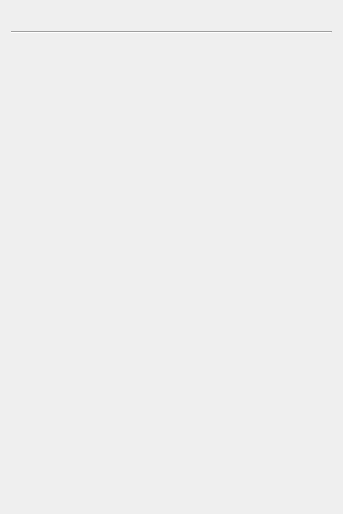
Before: the Qt Designer form Editor/LuxonEditor.GUI.Qt/Windows/InspecterWindow.ui in s-rahmani1992/LuxonEngine, drawn with Qt 5.
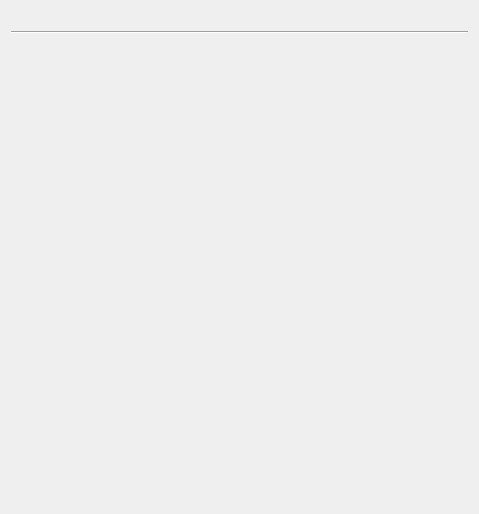
After: the same form once the commit is applied.

What changed in the file:
```diff
--- a/Editor/LuxonEditor.GUI.Qt/Windows/InspecterWindow.ui
+++ b/Editor/LuxonEditor.GUI.Qt/Windows/InspecterWindow.ui
@@ -6,7 +6,7 @@
    <rect>
     <x>0</x>
     <y>0</y>
-    <width>343</width>
+    <width>479</width>
     <height>514</height>
    </rect>
   </property>
@@ -35,7 +35,9 @@
     </widget>
    </item>
    <item>
-    <widget class="QWidget" name="container" native="true"/>
+    <widget class="QWidget" name="container" native="true">
+     <layout class="QVBoxLayout" name="verticalLayout_3"/>
+    </widget>
    </item>
   </layout>
  </widget>
```
